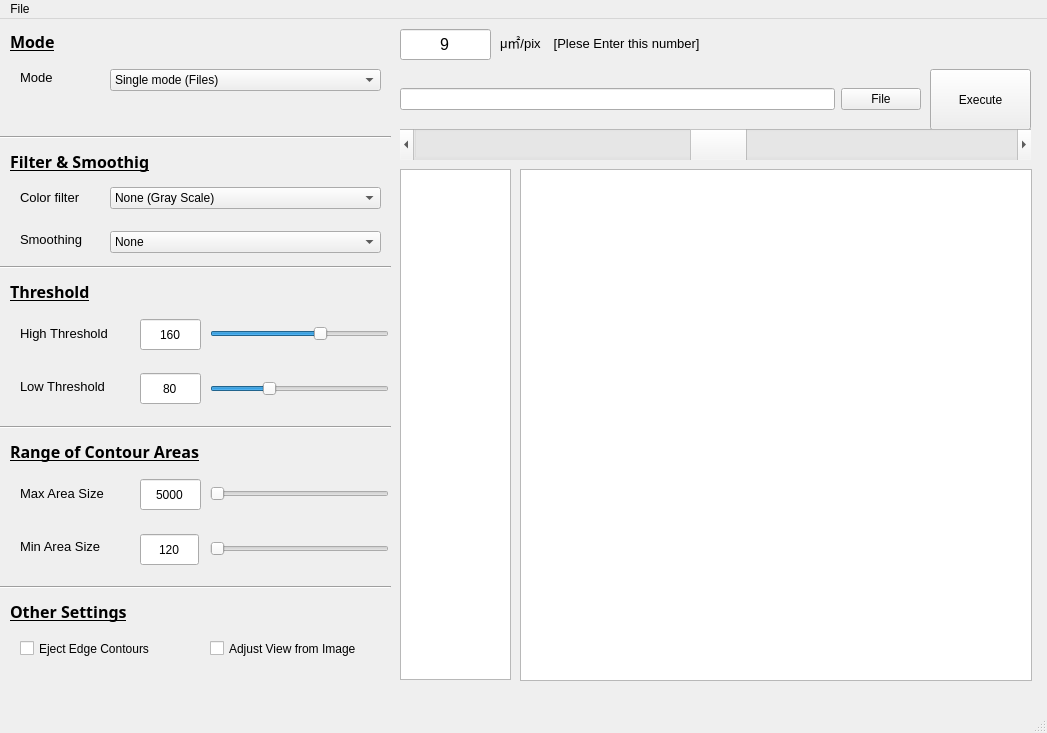
First picture: the form in pyside_blog/pygraph_Opencv.ui, repository tatabox2000/Data_science, before the edit.
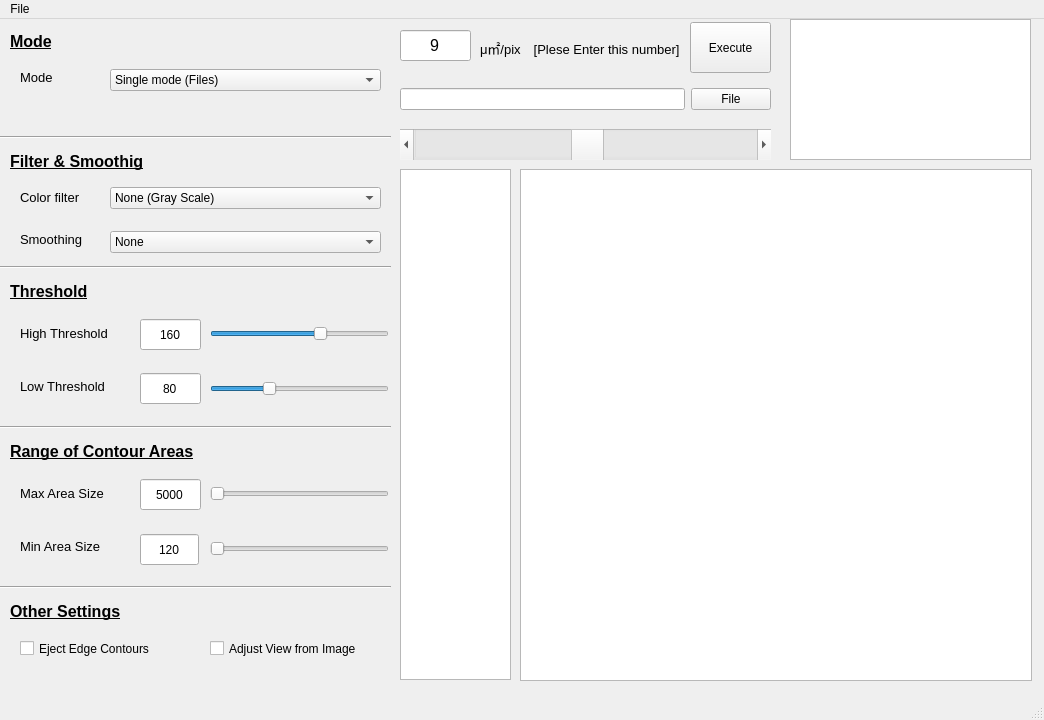
Second picture: the form after the edit. Custom widgets are drawn as their Qt base class.

Patch:
```diff
--- a/pyside_blog/pygraph_Opencv.ui
+++ b/pyside_blog/pygraph_Opencv.ui
@@ -6,8 +6,8 @@
    <rect>
     <x>0</x>
     <y>0</y>
-    <width>1047</width>
-    <height>733</height>
+    <width>1044</width>
+    <height>720</height>
    </rect>
   </property>
   <property name="sizePolicy">
@@ -31,7 +31,7 @@
      <rect>
       <x>400</x>
       <y>60</y>
-      <width>521</width>
+      <width>371</width>
       <height>41</height>
      </rect>
     </property>
@@ -64,10 +64,10 @@
    <widget class="QPushButton" name="exec_button">
     <property name="geometry">
      <rect>
-      <x>930</x>
-      <y>50</y>
-      <width>101</width>
-      <height>61</height>
+      <x>690</x>
+      <y>3</y>
+      <width>81</width>
+      <height>51</height>
      </rect>
     </property>
     <property name="sizePolicy">
@@ -85,7 +85,7 @@
      <rect>
       <x>400</x>
       <y>110</y>
-      <width>631</width>
+      <width>371</width>
       <height>31</height>
      </rect>
     </property>
@@ -283,7 +283,7 @@
     </property>
     <property name="font">
      <font>
-      <family>メイリオ</family>
+      <family>Arial</family>
       <pointsize>12</pointsize>
       <weight>75</weight>
       <bold>true</bold>
@@ -308,7 +308,7 @@
     </property>
     <property name="font">
      <font>
-      <family>メイリオ</family>
+      <family>Arial</family>
       <pointsize>12</pointsize>
       <weight>75</weight>
       <bold>true</bold>
@@ -333,7 +333,7 @@
     </property>
     <property name="font">
      <font>
-      <family>メイリオ</family>
+      <family>Arial</family>
       <pointsize>12</pointsize>
       <weight>75</weight>
       <bold>true</bold>
@@ -371,7 +371,7 @@
     </property>
     <property name="font">
      <font>
-      <family>メイリオ</family>
+      <family>Arial</family>
       <pointsize>12</pointsize>
       <weight>75</weight>
       <bold>true</bold>
@@ -447,7 +447,7 @@
     </property>
     <property name="font">
      <font>
-      <family>メイリオ</family>
+      <family>Arial</family>
       <pointsize>12</pointsize>
       <weight>75</weight>
       <bold>true</bold>
@@ -687,8 +687,8 @@
     <property name="geometry">
      <rect>
       <x>400</x>
-      <y>10</y>
-      <width>91</width>
+      <y>11</y>
+      <width>71</width>
       <height>31</height>
      </rect>
     </property>
@@ -716,9 +716,9 @@
    <widget class="QLabel" name="label_13">
     <property name="geometry">
      <rect>
-      <x>500</x>
-      <y>0</y>
-      <width>301</width>
+      <x>480</x>
+      <y>6</y>
+      <width>211</width>
       <height>46</height>
      </rect>
     </property>
@@ -731,14 +731,24 @@
      <string>μ㎡/pix　[Plese Enter this number]</string>
     </property>
    </widget>
+   <widget class="GraphicsLayoutWidget" name="sub_view">
+    <property name="geometry">
+     <rect>
+      <x>790</x>
+      <y>0</y>
+      <width>241</width>
+      <height>141</height>
+     </rect>
+    </property>
+   </widget>
   </widget>
   <widget class="QMenuBar" name="menubar">
    <property name="geometry">
     <rect>
      <x>0</x>
      <y>0</y>
-     <width>1047</width>
-     <height>29</height>
+     <width>1044</width>
+     <height>24</height>
     </rect>
    </property>
    <widget class="QMenu" name="menuFile">
```
